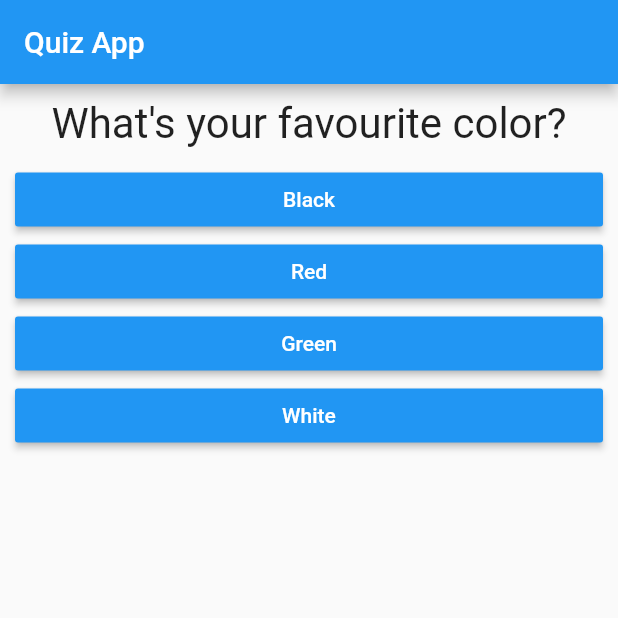
After one commit to theasyncdevaditya/flutter-roadmap-academind, a Flutter app: the screen it shows after launch, on a phone screen of 412 x 824 dp, the top half of it. The commit adds this screen. Run offline on Flutter 3.47's test engine with Material 2 defaults, Android fonts, the phone set to English and light mode, and no system bars.

Commit message:
splitted the app into the widgets

```diff
--- a/quizapp/lib/main.dart
+++ b/quizapp/lib/main.dart
@@ -1,6 +1,6 @@
 import 'package:flutter/material.dart';
-import 'package:quizapp/answer.dart';
-import 'package:quizapp/question.dart';
+import 'package:quizapp/quiz.dart';
+import 'package:quizapp/result.dart';
 
 void main() => runApp(MyApp());
 
@@ -12,7 +12,7 @@ class MyApp extends StatefulWidget {
 class _MyAppState extends State<MyApp> {
   var _questionIndex = 0;
 
-  final questions = const [
+  final _questions = const [
     {
       "questionText": "What's your favourite color?",
       "answers": ["Black", "Red", "Green", "White"],
@@ -31,7 +31,7 @@ class _MyAppState extends State<MyApp> {
     setState(() => _questionIndex++);
     print(_questionIndex);
 
-    if (_questionIndex < questions.length) {
+    if (_questionIndex < _questions.length) {
       print('We have more questions!');
     } else {
       print('No more questions!');
@@ -50,22 +50,13 @@ class _MyAppState extends State<MyApp> {
         appBar: AppBar(
           title: Text('Quiz App'),
         ),
-        body: _questionIndex < questions.length
-            ? Column(
-                children: <Widget>[
-                  Question(
-                    questions[_questionIndex]['questionText'],
-                  ),
-                  ...(questions[_questionIndex]['answers'] as List<String>)
-                      .map((answer) => Answer(answer, _answerQuestion))
-                      .toList(),
-                ],
+        body: _questionIndex < _questions.length
+            ? Quiz(
+                questionIndex: _questionIndex,
+                questions: _questions,
+                answerQuestion: _answerQuestion,
               )
-            : Center(
-                child: Text(
-                  'You did it',
-                ),
-              ),
+            : Result(),
       ),
     );
   }
--- /dev/null
+++ b/quizapp/lib/quiz.dart
@@ -0,0 +1,29 @@
+import 'package:flutter/material.dart';
+import 'package:quizapp/answer.dart';
+import 'package:quizapp/question.dart';
+
+class Quiz extends StatelessWidget {
+  final int questionIndex;
+  final List<Map<String, Object>> questions;
+  final Function answerQuestion;
+
+  const Quiz({
+    @required this.questionIndex,
+    @required this.questions,
+    @required this.answerQuestion,
+  });
+
+  @override
+  Widget build(BuildContext context) {
+    return Column(
+      children: <Widget>[
+        Question(
+          questions[questionIndex]['questionText'],
+        ),
+        ...(questions[questionIndex]['answers'] as List<String>)
+            .map((answer) => Answer(answer, answerQuestion))
+            .toList(),
+      ],
+    );
+  }
+}
```
Also changed, not shown: quizapp/lib/result.dart (added, +12 -0 lines).
